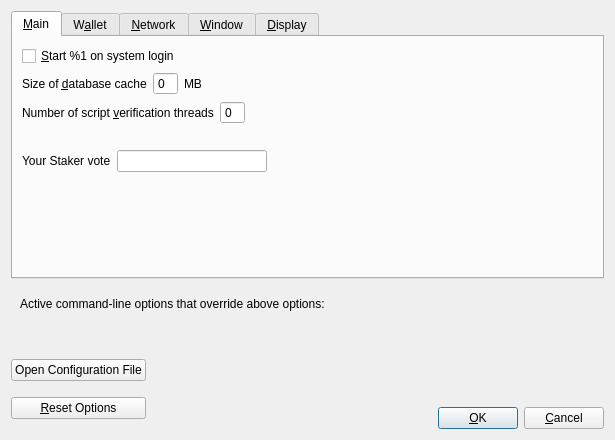
The window that src/qt/forms/optionsdialog.ui (chratos-system/chratos-core) describes before a commit, drawn with Qt 5.
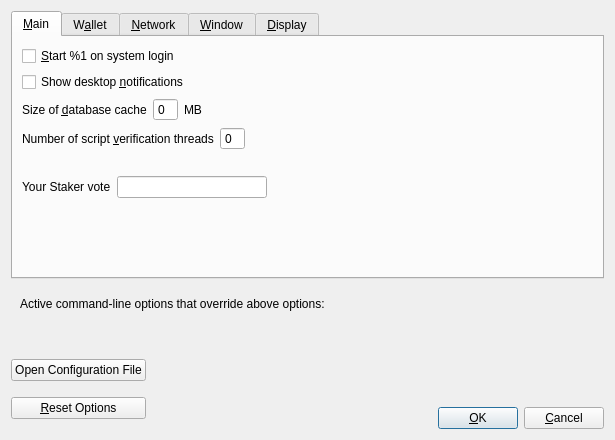
The same window after the commit. Custom widgets are drawn as their Qt base class.

Commit message: Added in notification toggle for QT wallets and added in QSignal for dividend notifications

```diff
--- a/src/qt/forms/optionsdialog.ui
+++ b/src/qt/forms/optionsdialog.ui
@@ -39,7 +39,17 @@
           <string>&amp;Start %1 on system login</string>
          </property>
         </widget>
-       </item>
+      </item>
+      <item>
+        <widget class="QCheckBox" name="chratosNotifications">
+          <property name="toolTip">
+            <string>Show desktop notifications for %1.</string>
+          </property>
+          <property name="text">
+            <string>Show desktop &amp;notifications</string>
+          </property>
+        </widget>
+      </item>
        <item>
         <layout class="QHBoxLayout" name="horizontalLayout_2_Main">
          <item>
```
The commit also changes 7 other files.
